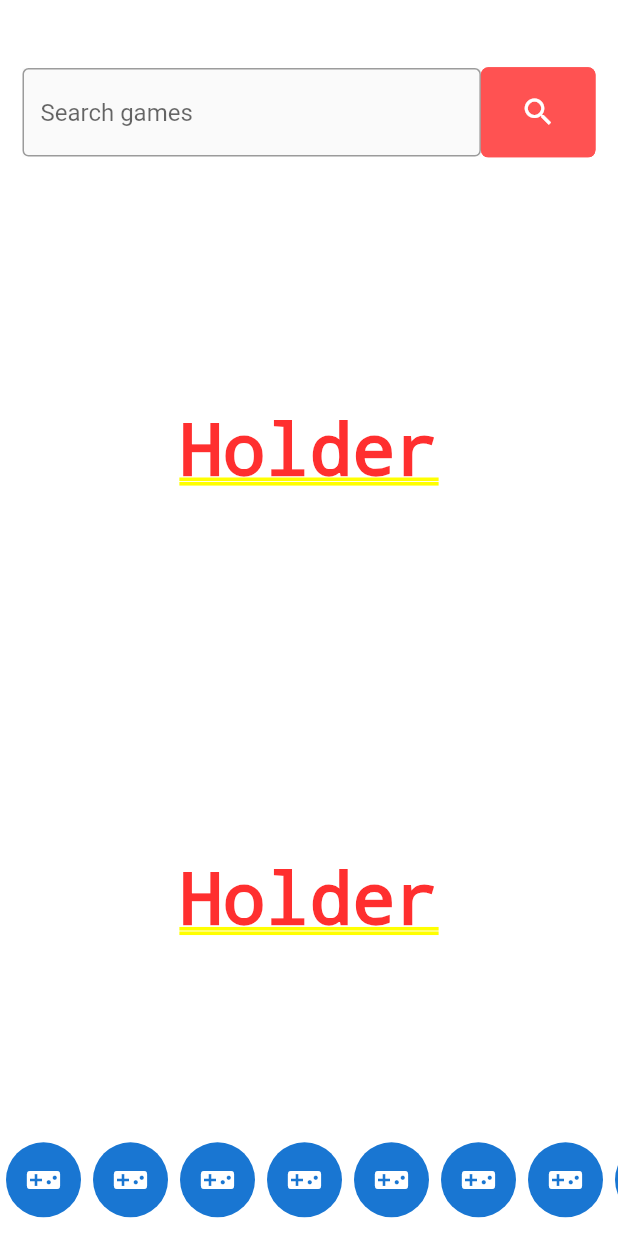
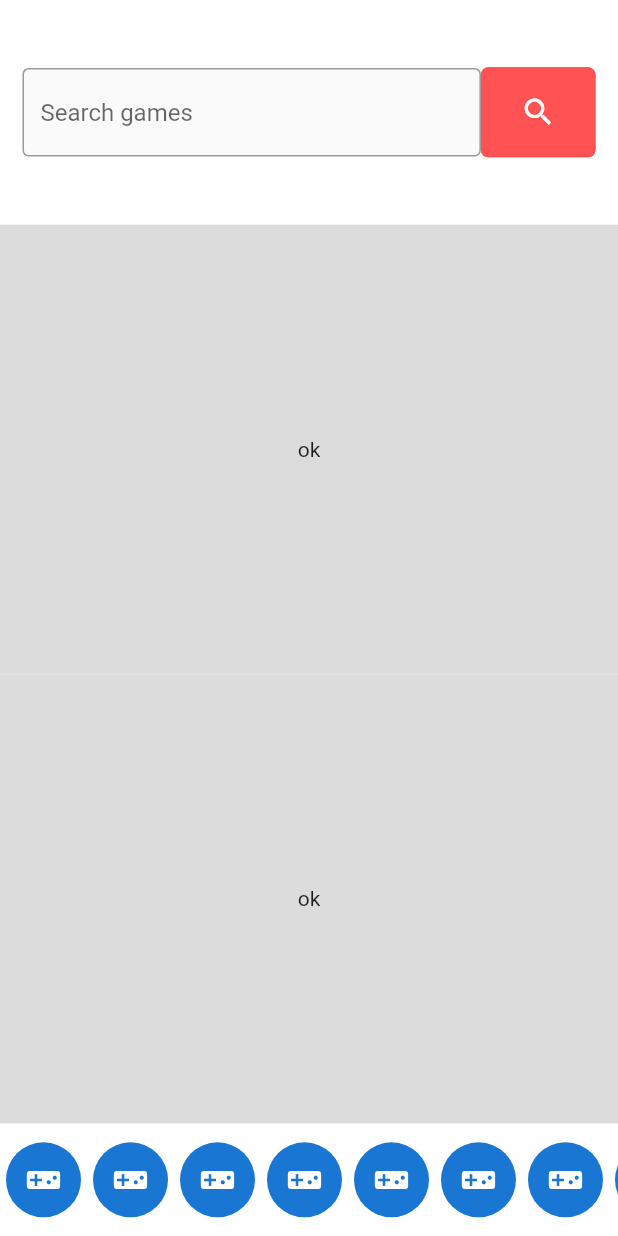
Before and after one commit to alkimo/GameApp, a Flutter app: the screen it shows after launch, after a tap on "Search Games", on a phone screen of 412 x 824 dp. Run offline on Flutter 3.47's test engine with Material 2 defaults, Android fonts, the phone set to English and light mode, and no system bars; our stand-ins replace carousel_pro; network calls fail.

```diff
--- a/lib/components/gameCard.dart
+++ b/lib/components/gameCard.dart
@@ -15,6 +15,7 @@ class _GameCardState extends State<GameCard> {
   int consoleApiCode;
   String consoleName;
   APISearch apiSearch;
+  List myGameList;
 
   @override
   void initState() {
@@ -34,19 +35,37 @@ class _GameCardState extends State<GameCard> {
     }
 
     apiSearch = APISearch(platformCode: consoleApiCode, coverCode: 0);
+
+    getData();
   }
 
-  void getData() async {}
+  void getData() async {
+    myGameList = await apiSearch.requestData();
+    print(myGameList);
+  }
 
   @override
   Widget build(BuildContext context) {
     return Expanded(
       flex: 4,
-      child: Container(
-        color: Colors.white12,
-        child: Center(
-          child: Text("Holder"),
-        ),
+      child: Row(
+        crossAxisAlignment: CrossAxisAlignment.stretch,
+        children: <Widget>[
+          Expanded(
+            child: Material(
+              child: Container(
+                color: Colors.black12,
+                child: Row(
+                  crossAxisAlignment: CrossAxisAlignment.stretch,
+                  mainAxisAlignment: MainAxisAlignment.center,
+                  children: <Widget>[
+                    Center(child: Text("ok")),
+                  ],
+                ),
+              ),
+            ),
+          ),
+        ],
       ),
     );
   }
```
